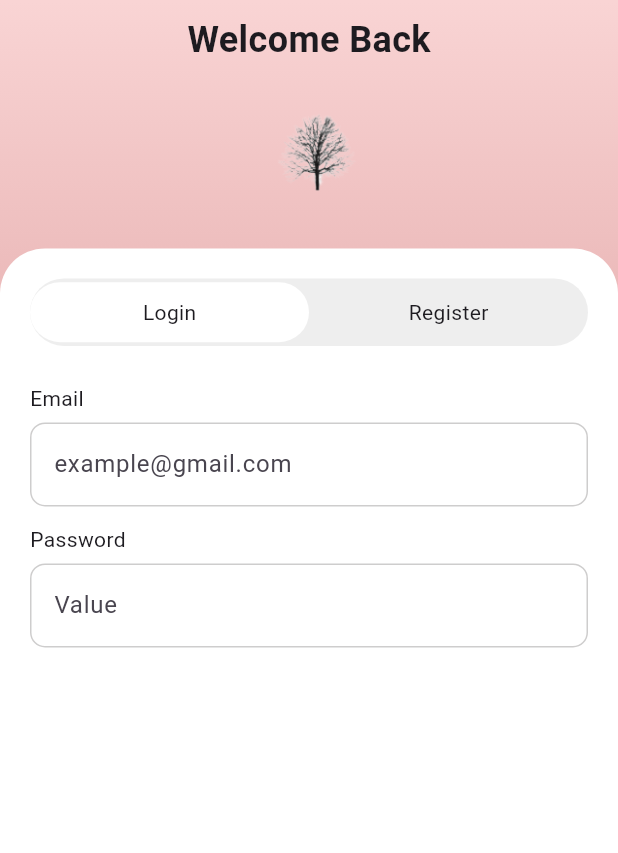
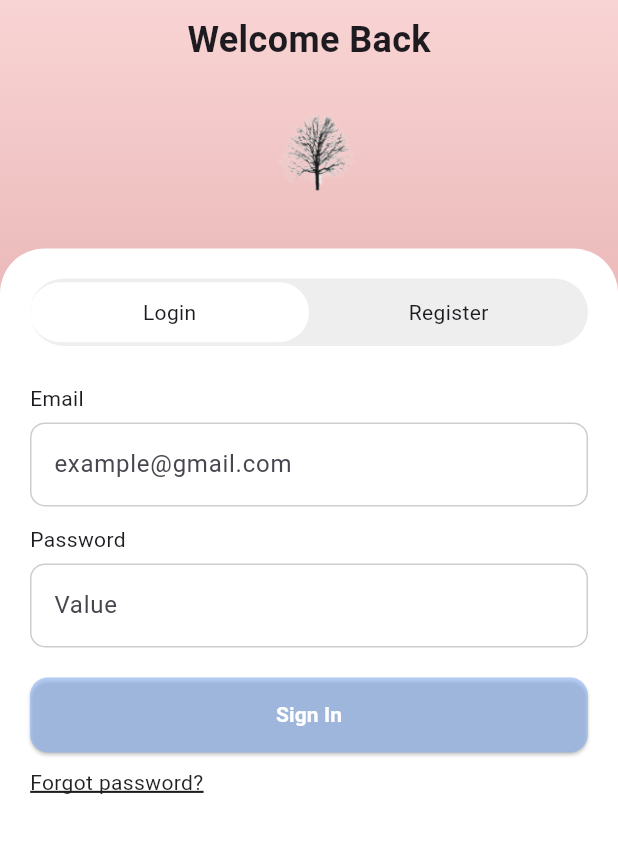
Before and after one commit to zela-Tech/Innerscape, a Flutter app: the AuthScreen screen opened directly, on a phone screen of 412 x 824 dp, the part 65-918 px from its top. Run offline on Flutter 3.47's test engine with Material 3 defaults, Android fonts, the phone set to English and light mode, and no system bars; our stand-ins replace firebase_auth, firebase_core; accounts and stored records are empty.

Commit message:
feat: add submit button and forgot password UI

```diff
--- a/lib/screens/auth_screen.dart
+++ b/lib/screens/auth_screen.dart
@@ -108,6 +108,7 @@ class _AuthScreenState extends State<AuthScreen> {
                       ),
                       const SizedBox(height: 25),
 
+                      //form
                       Expanded(
                         child: SingleChildScrollView(
                           child: Column(
@@ -126,6 +127,50 @@ class _AuthScreenState extends State<AuthScreen> {
                                 const SizedBox(height: 12),
                                 _buildInput("Confirm Password", "Value", isPassword: true),
                               ],
+
+                              const SizedBox(height: 20,),
+                              //cta-btn
+                              SizedBox(
+                                width: double.infinity,
+                                height: 50,
+                                child: ElevatedButton(
+                                  style: ElevatedButton.styleFrom(
+                                    backgroundColor: const Color.fromRGBO(139, 178, 245, 0.59),
+                                    shape: RoundedRectangleBorder(
+                                      borderRadius: BorderRadius.circular(12),
+                                    ),
+                                  ),
+                                  onPressed: () {},
+                                  child: Text(
+                                    isLogin ? "Sign In" : "Get Started",
+                                    style: const TextStyle(
+                                      color: Colors.white,
+                                      fontWeight: FontWeight.bold,
+                                    ),
+                                  ),
+                                ),
+                              ),
+
+                              if (isLogin) ...[
+                                const SizedBox(height: 10),
+                                Align(
+                                  alignment: Alignment.centerLeft,
+                                  child: InkWell(
+                                    onTap: () {
+                                      // TODO: navigate to reset password
+                                    },
+                                    child: const Text(
+                                      "Forgot password?",
+                                      style: TextStyle(
+                                        color: Colors.black87,
+                                        decoration: TextDecoration.underline,
+                                        decorationThickness: 2,
+                                        height:1.5,
+                                      ),
+                                    ),
+                                  ),
+                                ),
+                              ]
                             ],
                           ),
                         ),
```
